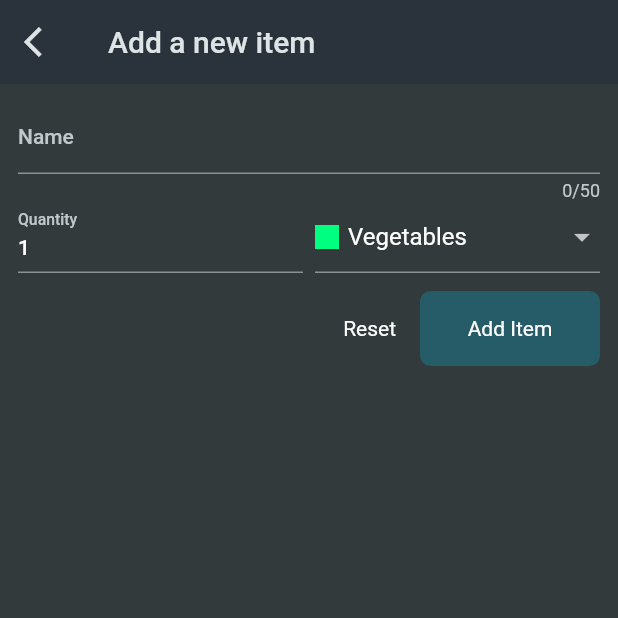
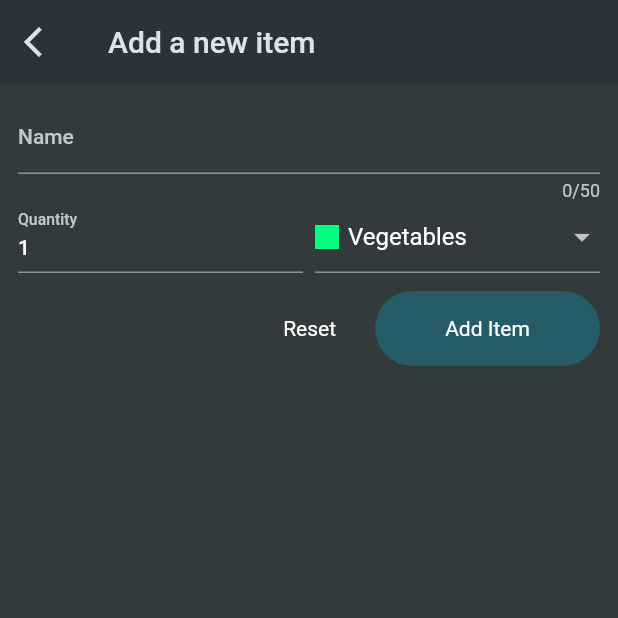
Before and after one commit to dayojiboye/shopping-list, a Flutter app: the screen it shows after launch, after a tap on the "add" icon, on a phone screen of 412 x 824 dp, the top half of it. Run offline on Flutter 3.47's test engine with Material 2 defaults, Android fonts, the phone set to English and light mode, and no system bars; network calls fail.

Commit message:
feat: added app text button widget

```diff
--- a/lib/screens/grocery.dart
+++ b/lib/screens/grocery.dart
@@ -167,6 +167,8 @@ class _GroceryScreenState extends State<GroceryScreen> {
           TouchableOpacity(
             onTap: _addItem,
             width: 50,
+            height: null,
+            decoration: const BoxDecoration(),
             child: const Icon(
               Icons.add,
               size: 25,
--- a/lib/screens/new_item.dart
+++ b/lib/screens/new_item.dart
@@ -9,6 +9,7 @@ import 'package:shopping_list/models/grocery_item.dart';
 import "package:http/http.dart" as http;
 import 'package:shopping_list/utils/custom_snackbar.dart';
 import 'package:shopping_list/widgets/app_progress_indicator.dart';
+import 'package:shopping_list/widgets/app_text_button.dart';
 import 'package:shopping_list/widgets/touchable_opacity.dart';
 
 class NewItemScreen extends StatefulWidget {
@@ -83,6 +84,7 @@ class _NewItemScreenState extends State<NewItemScreen> {
       appBar: AppBar(
         title: const Text("Add a new item"),
         leading: TouchableOpacity(
+          decoration: const BoxDecoration(),
           child: const Icon(Icons.arrow_back_ios),
           onTap: () {
             Navigator.of(context).pop();
@@ -175,25 +177,17 @@ class _NewItemScreenState extends State<NewItemScreen> {
               Row(
                 mainAxisAlignment: MainAxisAlignment.end,
                 children: [
-                  TouchableOpacity(
+                  AppTextButton(
                     onTap: () {
                       _formKey.currentState!.reset();
                     },
                     disabled: _isSending,
-                    child: const Text("Reset"),
+                    text: "Reset",
                   ),
                   const SizedBox(width: 16),
                   TouchableOpacity(
                     onTap: _saveItem,
                     disabled: _isSending,
-                    height: 50,
-                    width: 120,
-                    decoration: const BoxDecoration(
-                      color: Color(0xff265B68),
-                      borderRadius: BorderRadius.all(
-                        Radius.circular(7),
-                      ),
-                    ),
                     child: _isSending
                         ? const SizedBox(
                             height: 16,
--- /dev/null
+++ b/lib/widgets/app_text_button.dart
@@ -0,0 +1,47 @@
+import 'package:flutter/material.dart';
+import 'package:shopping_list/widgets/touchable_opacity.dart';
+
+class AppTextButton extends StatelessWidget {
+  const AppTextButton({
+    super.key,
+    required this.text,
+    this.textStyle,
+    this.onTap,
+    this.onLongPress,
+    this.onTapDown,
+    this.onTapUp,
+    this.onTapCancel,
+    this.behavior,
+    this.disabled = false,
+  });
+
+  final String text;
+  final TextStyle? textStyle;
+  final bool disabled;
+  final HitTestBehavior? behavior;
+  final VoidCallback? onTapDown;
+  final VoidCallback? onTapUp;
+  final VoidCallback? onTapCancel;
+  final VoidCallback? onTap;
+  final VoidCallback? onLongPress;
+
+  @override
+  Widget build(BuildContext context) {
+    return TouchableOpacity(
+      onTap: onTap,
+      onTapDown: onTapDown,
+      onTapUp: onTapUp,
+      onTapCancel: onTapCancel,
+      onLongPress: onLongPress,
+      disabled: disabled,
+      width: null,
+      height: null,
+      padding: const EdgeInsets.symmetric(horizontal: 10, vertical: 5),
+      decoration: const BoxDecoration(),
+      child: Text(
+        text,
+        style: textStyle,
+      ),
+    );
+  }
+}
--- a/lib/widgets/touchable_opacity.dart
+++ b/lib/widgets/touchable_opacity.dart
@@ -7,8 +7,8 @@ class TouchableOpacity extends StatefulWidget {
     this.onTap,
     this.onLongPress,
     this.decoration,
-    this.width,
-    this.height,
+    this.width = 150,
+    this.height = 50,
     this.padding,
     Key? key,
     this.behavior = HitTestBehavior.opaque,
@@ -16,6 +16,7 @@ class TouchableOpacity extends StatefulWidget {
     this.onTapDown,
     this.onTapUp,
     this.onTapCancel,
+    this.backgroundColor = const Color(0xff265B68),
   }) : super(key: key);
 
   final Widget child;
@@ -31,6 +32,7 @@ class TouchableOpacity extends StatefulWidget {
   final VoidCallback? onTapDown;
   final VoidCallback? onTapUp;
   final VoidCallback? onTapCancel;
+  final Color backgroundColor;
 
   @override
   State<TouchableOpacity> createState() => _TouchableOpacityState();
@@ -83,7 +85,13 @@ class _TouchableOpacityState extends State<TouchableOpacity> {
           child: Container(
             width: widget.width,
             height: widget.height,
-            decoration: widget.decoration,
+            decoration: widget.decoration ??
+                BoxDecoration(
+                  color: widget.backgroundColor,
+                  borderRadius: const BorderRadius.all(
+                    Radius.circular(50),
+                  ),
+                ),
             padding: widget.padding,
             child: widget.isCentered
                 ? Center(
```
